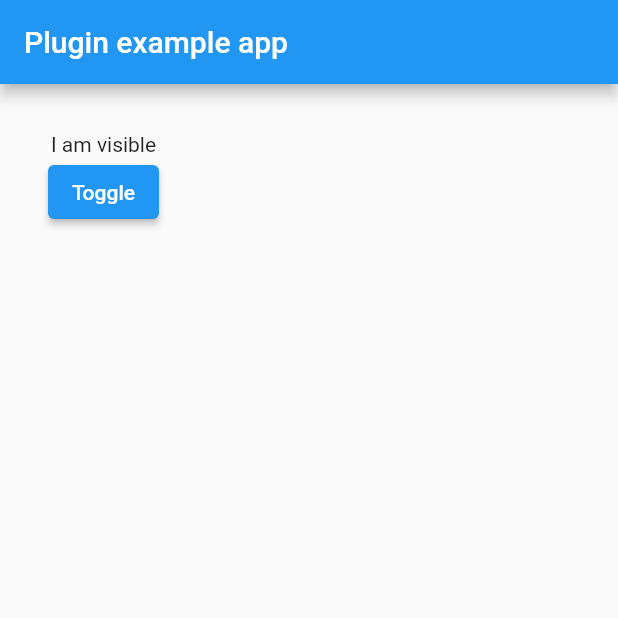
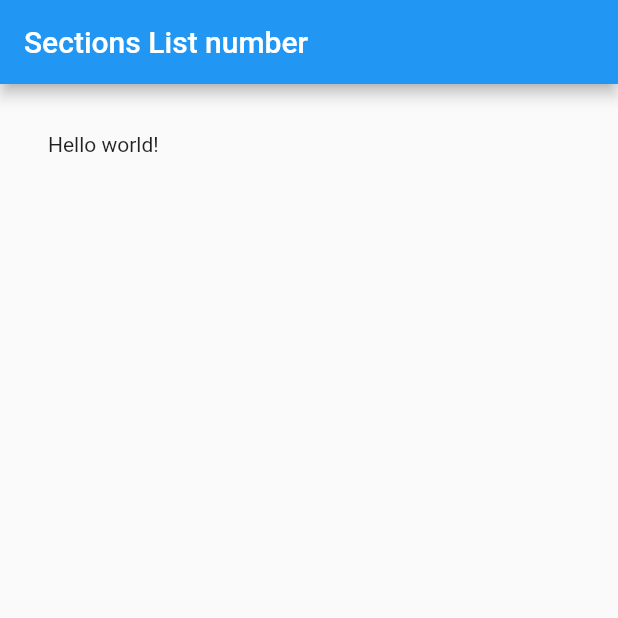
Before and after one commit to devzohaib/Advance_Flutter, a Flutter app: the screen it shows after launch, on a phone screen of 412 x 824 dp, the top half of it. Run offline on Flutter 3.47's test engine with Material 2 defaults, Android fonts, the phone set to English and light mode, and no system bars.

Commit message:
update main

```diff
--- a/lib/main.dart
+++ b/lib/main.dart
@@ -3,6 +3,6 @@ import 'package:section_1_widget_grapics/sections_list/opacity.dart';
 
 void main() => runApp(
       const MaterialApp(
-        home: MyApp(), //  opacity code example
+        home: MyApp(),
       ),
     );
--- a/lib/sections_list/opacity.dart
+++ b/lib/sections_list/opacity.dart
@@ -26,20 +26,13 @@ class _MyAppState extends State<MyApp> {
   Widget build(BuildContext context) {
     return Scaffold(
       appBar: AppBar(
-        title: const Text('Plugin example app'),
+        title: const Text('Sections List number '),
       ),
       body: Container(
         padding: const EdgeInsets.all(32.0),
         child: Column(
-          children: <Widget>[
-            Opacity(
-              opacity: _visible ? 1.0 : 0.3,
-              child: const Text('I am visible'),
-            ),
-            ElevatedButton(
-              onPressed: _toggleVisble,
-              child: const Text('Toggle'),
-            ),
+          children: const <Widget>[
+            Text('Hello world!'),
           ],
         ),
       ),
```
